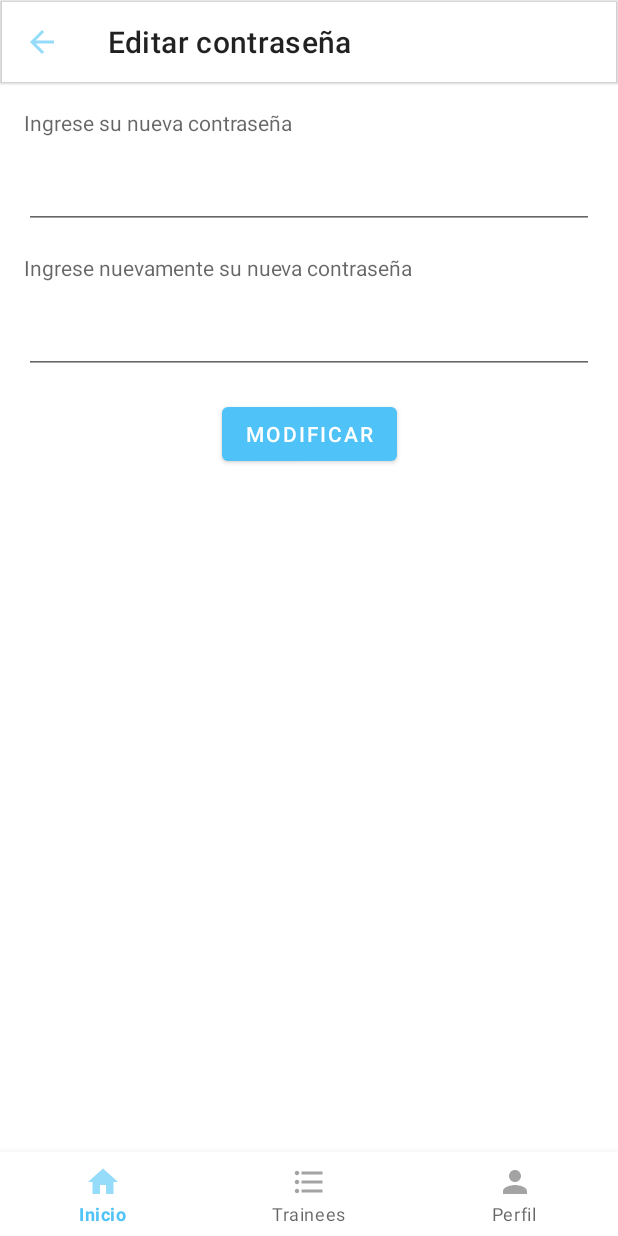
After one commit to ferrariagustin/TraiLead, an Android app: the LeaderEditPassFragment screen opened through its navigation route, on a phone screen of 412 x 824 dp. The commit adds this screen. Run offline under Robolectric (Android 15) with nearby library versions, the phone set to English and light mode, and no system bars; our stand-ins replace Room's generated code, data binding.

Commit message:
update pass, update name, move close session

```diff
--- a/app/src/main/java/com/aferrari/trailead/home/view/leader/LeaderHomeFragment.kt
+++ b/app/src/main/java/com/aferrari/trailead/home/view/leader/LeaderHomeFragment.kt
@@ -1,5 +1,7 @@
 package com.aferrari.trailead.home.view.leader
 
+import android.content.Intent
+import android.net.Uri
 import android.os.Bundle
 import android.view.LayoutInflater
 import android.view.View
@@ -7,6 +9,8 @@
 import androidx.databinding.DataBindingUtil
 import androidx.fragment.app.Fragment
 import androidx.fragment.app.activityViewModels
+import com.aferrari.login.session.SessionManagement
+import com.aferrari.login.utils.StringUtils
 import com.aferrari.trailead.R
 import com.aferrari.trailead.databinding.LeaderHomeFragmentBinding
 import com.aferrari.trailead.home.viewmodel.HomeLeaderViewModel
@@ -26,7 +30,30 @@
         binding =
             DataBindingUtil.inflate(inflater, R.layout.leader_home_fragment, container, false)
         binding.lifecycleOwner = this
+        binding.homeLeaderViewModel = homeLeaderViewModel
+        initListeners()
         return binding.root
     }
 
+    private fun initListeners() {
+        binding.leaderHomeToolbar.setOnMenuItemClickListener {
+            when (it.itemId) {
+                R.id.close_session_toolbar_menu -> logout()
+            }
+            return@setOnMenuItemClickListener true
+        }
+    }
+
+    private fun logout() {
+        SessionManagement(requireContext()).removeSession()
+        goLogin()
+    }
+
+    private fun goLogin() {
+        val intent = Intent(Intent.ACTION_VIEW, Uri.parse(StringUtils.DEEPLINK_LOGIN))
+        intent.flags = Intent.FLAG_ACTIVITY_CLEAR_TASK
+        startActivity(intent)
+        requireActivity().finish()
+    }
+
 }
--- /dev/null
+++ b/app/src/main/java/com/aferrari/trailead/home/view/leader/profile/LeaderEditPassFragment.kt
@@ -0,0 +1,80 @@
+package com.aferrari.trailead.home.view.leader.profile
+
+import android.os.Bundle
+import android.view.LayoutInflater
+import android.view.View
+import android.view.ViewGroup
+import android.widget.Toast
+import androidx.databinding.DataBindingUtil
+import androidx.fragment.app.Fragment
+import androidx.fragment.app.activityViewModels
+import androidx.navigation.fragment.findNavController
+import com.aferrari.trailead.R
+import com.aferrari.trailead.databinding.LeaderEditProfilePassFragmentBinding
+import com.aferrari.trailead.home.viewmodel.HomeLeaderViewModel
+import com.aferrari.trailead.home.viewmodel.StatusUpdateInformation
+
+class LeaderEditPassFragment : Fragment() {
+
+    private lateinit var binding: LeaderEditProfilePassFragmentBinding
+
+    private val viewModel: HomeLeaderViewModel by activityViewModels()
+
+    override fun onCreateView(
+        inflater: LayoutInflater,
+        container: ViewGroup?,
+        savedInstanceState: Bundle?
+    ): View {
+        binding =
+            DataBindingUtil.inflate(
+                inflater,
+                R.layout.leader_edit_profile_pass_fragment,
+                container,
+                false
+            )
+        binding.lifecycleOwner = this
+        viewModel.init()
+        return binding.root
+    }
+
+    override fun onViewCreated(view: View, savedInstanceState: Bundle?) {
+        super.onViewCreated(view, savedInstanceState)
+        initListeners()
+    }
+
+    private fun initListeners() {
+        binding.leaderEditProfilePasswordToolbar.setNavigationOnClickListener {
+            findNavController().navigateUp()
+        }
+        binding.leaderEditProfilePasswordButton.setOnClickListener {
+            viewModel.updatePassword(
+                binding.leaderEditProfilePasswordInputText.text.toString(),
+                binding.leaderEditProfilePasswordRepeatInputText.text.toString()
+            )
+        }
+        viewModel.statusUpdatePassword.observe(viewLifecycleOwner) {
+            when (it) {
+                StatusUpdateInformation.SUCCESS -> successUpdated()
+                StatusUpdateInformation.FAILED -> failedUpdated()
+                else -> {}
+            }
+        }
+    }
+
+    private fun failedUpdated() {
+        Toast.makeText(
+            requireContext(),
+            resources.getString(R.string.update_pass_failed_input),
+            Toast.LENGTH_SHORT
+        ).show()
+    }
+
+    private fun successUpdated() {
+        Toast.makeText(
+            requireContext(),
+            resources.getString(R.string.update_pass_success),
+            Toast.LENGTH_SHORT
+        ).show()
+        findNavController().navigateUp()
+    }
+}
--- a/app/src/main/java/com/aferrari/trailead/home/view/trainee/profile/TraineeEditProfilePass.kt
+++ b/app/src/main/java/com/aferrari/trailead/home/view/trainee/profile/TraineeEditProfilePass.kt
@@ -69,7 +69,7 @@
     private fun showSuccess() {
         Toast.makeText(
             requireContext(),
-            "Su contraseña fue actualizada correctamente",
+            resources.getString(R.string.update_pass_success),
             Toast.LENGTH_SHORT
         ).show()
         findNavController().navigate(R.id.action_traineeEditProfilePass_to_traineeProfileFragment)
--- a/app/src/main/java/com/aferrari/trailead/home/viewmodel/HomeLeaderViewModel.kt
+++ b/app/src/main/java/com/aferrari/trailead/home/viewmodel/HomeLeaderViewModel.kt
@@ -26,6 +26,10 @@
 
     val statusUpdateTraineeRol = MutableLiveData<StatusUpdateInformation>()
 
+    val statusUpdatePassword = MutableLiveData<StatusUpdateInformation>()
+
+    var statusVisibilityPassword = StatusVisibilityPassword.INVISIBLE
+
     var traineeSelected: Trainee? = null
 
     var radioRolCheck: Position? = null
@@ -36,6 +40,7 @@
 
     fun init() {
         statusUpdateTraineeRol.value = StatusUpdateInformation.NONE
+        statusUpdatePassword.value = StatusUpdateInformation.NONE
     }
 
     fun setLeader(leader: Leader?) {
@@ -141,4 +146,20 @@
         }
     }
 
+    fun updatePassword(pass: String, repeatPass: String) {
+        if (pass.isNullOrEmpty() || repeatPass.isNullOrEmpty() || pass != repeatPass) {
+            statusUpdatePassword.value = StatusUpdateInformation.FAILED
+            return
+        }
+        updatepassword(leader.id, pass)
+    }
+
+    private fun updatepassword(leaderId: Int, pass: String) {
+        viewModelScope.launch {
+            repository.updateLeaderPass(leaderId, pass)
+            setLeader(repository.get(leaderId) as Leader)
+            statusUpdatePassword.value = StatusUpdateInformation.SUCCESS
+        }
+    }
+
 }
--- /dev/null
+++ b/app/src/main/res/layout/leader_edit_profile_pass_fragment.xml
@@ -0,0 +1,66 @@
+<layout xmlns:android="http://schemas.android.com/apk/res/android"
+    xmlns:app="http://schemas.android.com/apk/res-auto">
+
+
+    <androidx.constraintlayout.widget.ConstraintLayout
+        android:layout_width="match_parent"
+        android:layout_height="match_parent">
+
+        <com.google.android.material.appbar.MaterialToolbar
+            android:id="@+id/leader_edit_profile_password_toolbar"
+            android:layout_width="match_parent"
+            android:layout_height="wrap_content"
+            android:elevation="@dimen/default_toolbar_elevation"
+            app:layout_constraintEnd_toEndOf="parent"
+            app:layout_constraintStart_toStartOf="parent"
+            app:layout_constraintTop_toTopOf="parent"
+            app:navigationIcon="@drawable/ic_back"
+            app:navigationIconTint="@color/primaryColor"
+            app:title="@string/edit_trainee_profile_password" />
+
+        <com.google.android.material.textview.MaterialTextView
+            android:id="@+id/leader_edit_profile_password_label"
+            android:layout_width="wrap_content"
+            android:layout_height="wrap_content"
+            android:layout_margin="@dimen/margin_medium"
+            android:hint="@string/edit_profile_password"
+            app:layout_constraintStart_toStartOf="parent"
+            app:layout_constraintTop_toBottomOf="@id/leader_edit_profile_password_toolbar" />
+
+        <com.google.android.material.textfield.TextInputEditText
+            android:id="@+id/leader_edit_profile_password_input_text"
+            android:layout_width="match_parent"
+            android:layout_height="wrap_content"
+            android:layout_margin="@dimen/margin_medium"
+            app:layout_constraintStart_toStartOf="parent"
+            app:layout_constraintTop_toBottomOf="@id/leader_edit_profile_password_label" />
+
+        <com.google.android.material.textview.MaterialTextView
+            android:id="@+id/leader_edit_profile_password_repeat_label"
+            android:layout_width="wrap_content"
+            android:layout_height="wrap_content"
+            android:layout_margin="@dimen/margin_medium"
+            android:hint="@string/edit_profile_repeat_password"
+            app:layout_constraintStart_toStartOf="parent"
+            app:layout_constraintTop_toBottomOf="@id/leader_edit_profile_password_input_text" />
+
+        <com.google.android.material.textfield.TextInputEditText
+            android:id="@+id/leader_edit_profile_password_repeat_input_text"
+            android:layout_width="match_parent"
+            android:layout_height="wrap_content"
+            android:layout_margin="@dimen/margin_medium"
+            app:layout_constraintStart_toStartOf="parent"
+            app:layout_constraintTop_toBottomOf="@id/leader_edit_profile_password_repeat_label" />
+
+        <com.google.android.material.button.MaterialButton
+            android:id="@+id/leader_edit_profile_password_button"
+            android:layout_width="wrap_content"
+            android:layout_height="wrap_content"
+            android:layout_margin="@dimen/margin_medium"
+            android:text="@string/edit_button"
+            app:layout_constraintEnd_toEndOf="parent"
+            app:layout_constraintStart_toStartOf="parent"
+            app:layout_constraintTop_toBottomOf="@id/leader_edit_profile_password_repeat_input_text" />
+
+    </androidx.constraintlayout.widget.ConstraintLayout>
+</layout>
--- a/app/src/main/res/layout/leader_home_fragment.xml
+++ b/app/src/main/res/layout/leader_home_fragment.xml
@@ -16,6 +16,7 @@
             android:id="@+id/leader_home_toolbar"
             android:layout_width="match_parent"
             android:layout_height="wrap_content"
+            app:menu="@menu/menu_item_toolbar_close_session"
             app:layout_constraintEnd_toEndOf="parent"
             app:layout_constraintStart_toStartOf="parent"
             app:layout_constraintTop_toTopOf="parent"
--- a/app/src/main/res/navigation/navigation_leader.xml
+++ b/app/src/main/res/navigation/navigation_leader.xml
@@ -31,6 +31,9 @@
         <action
             android:id="@+id/action_leaderProfileFragment_to_leaderEditNameFragment"
             app:destination="@id/leaderEditNameFragment" />
+        <action
+            android:id="@+id/action_leaderProfileFragment_to_leaderEditPassFragment"
+            app:destination="@id/leaderEditPassFragment" />
     </fragment>
     <fragment
         android:id="@+id/unLinkedTraineeListFragment"
@@ -95,4 +98,13 @@
             android:id="@+id/action_leaderEditNameFragment_to_leaderProfileFragment"
             app:destination="@id/leaderProfileFragment" />
     </fragment>
+    <fragment
+        android:id="@+id/leaderEditPassFragment"
+        tools:layout="@layout/leader_edit_profile_pass_fragment"
+        android:name="com.aferrari.trailead.home.view.leader.profile.LeaderEditPassFragment"
+        android:label="LeaderEditPassFragment" >
+        <action
+            android:id="@+id/action_leaderEditPassFragment_to_leaderProfileFragment"
+            app:destination="@id/leaderProfileFragment" />
+    </fragment>
 </navigation>
--- a/app/src/main/res/values/strings.xml
+++ b/app/src/main/res/values/strings.xml
@@ -23,6 +23,7 @@
     <string name="dialog_message_removed_trainee">Esta seguro que desea eliminar a %s de su lista de Trainees</string>
     <string name="dialog_message_delete_trainee">Esta seguro que desea eliminar la cuenta: %s </string>
     <string name="dialog_message_unlinked_trainee">Esta seguro que desea desvincular a %s de su lista de Trainees</string>
+
     <string name="welcome_home_trainee">Hola Trainee</string>
     <string name="trainee_test">Test</string>
     <string name="place_holder_name">John Doe</string>
@@ -45,4 +46,8 @@
     <string name="rol_junior">JUNIOR</string>
     <string name="rol_semisenior">SEMISENIOR</string>
     <string name="rol_senior">SENIOR</string>
+    <string name="update_pass_success">Su contraseña fue actualizada correctamente</string>
+    <string name="update_pass_failed">Hubo un error al actualizar la contraseña</string>
+    <string name="update_pass_failed_input">Por favor ingrese una contraseña válida</string>
+
 </resources>
--- a/login/src/main/java/com/aferrari/login/db/UserDao.kt
+++ b/login/src/main/java/com/aferrari/login/db/UserDao.kt
@@ -85,4 +85,7 @@
 
     @Query("UPDATE leader_data_table SET leader_last_name = :lastName WHERE leader_id =:leaderId")
     suspend fun updateLeaderLastName(leaderId: Int, lastName: String)
+
+    @Query("UPDATE leader_data_table SET leader_pass = :pass WHERE leader_id =:leaderId")
+    suspend fun updateLeaderPassword(leaderId: Int, pass: String)
 }
--- a/login/src/main/java/com/aferrari/login/db/UserRepository.kt
+++ b/login/src/main/java/com/aferrari/login/db/UserRepository.kt
@@ -104,4 +104,6 @@
     suspend fun updateLeaderLastName(leaderId: Int, lastName: String) =
         dao.updateLeaderLastName(leaderId, lastName)
 
+    suspend fun updateLeaderPass(leaderId: Int, pass: String) = dao.updateLeaderPassword(leaderId, pass)
+
 }
```
Also changed, not shown: app/src/main/java/com/aferrari/trailead/home/view/leader/profile/LeaderProfileFragment.kt (+32 -20 lines).
